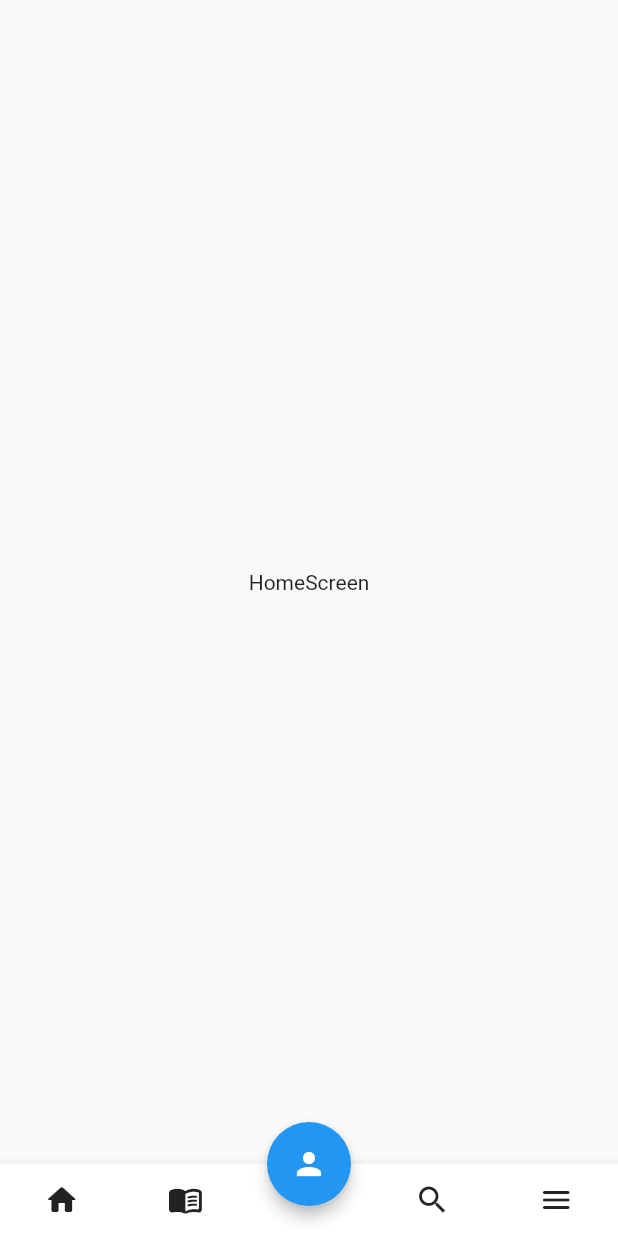
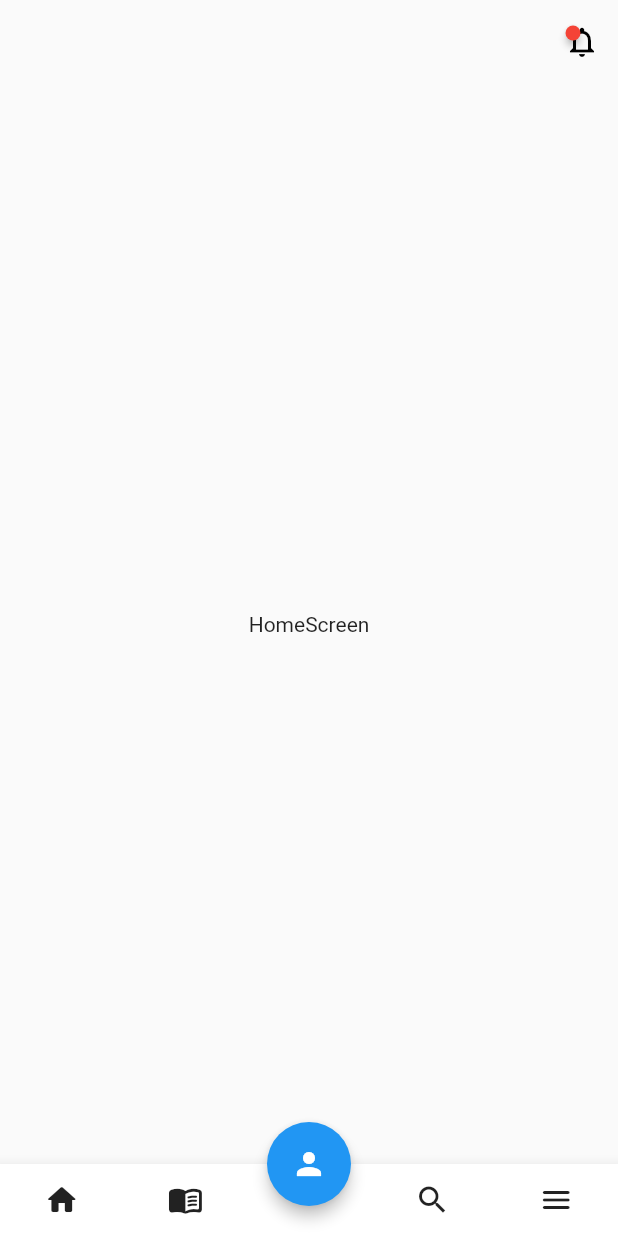
Before and after one commit to shyamexe/blogging_application_task, a Flutter app: the screen it shows after launch, on a phone screen of 412 x 824 dp. Run offline on Flutter 3.47's test engine with Material 2 defaults, Android fonts, the phone set to English and light mode, and no system bars; drawn by our look-alikes of badges; our stand-ins replace bloc, equatable, flutter_bloc, font_awesome_flutter.

Commit message:
added notification icon

```diff
--- a/lib/presentation/screens/home_screen/home_screen.dart
+++ b/lib/presentation/screens/home_screen/home_screen.dart
@@ -21,7 +21,8 @@ class CommonScreen extends StatelessWidget {
   Widget build(BuildContext context) {
     return BlocBuilder<NavigationBarCubit, NavigationBarState>(
       builder: (context, state) {
-        return Scaffold(
+        return SafeArea(
+          child: Scaffold(
             body: pageList[state.pageNumber],
             bottomNavigationBar: BottomAppBar(
               child: Row(
@@ -77,6 +78,7 @@ class CommonScreen extends StatelessWidget {
             ),
             floatingActionButtonLocation:
                 FloatingActionButtonLocation.centerDocked,
+          ),
         );
       },
     );
--- a/lib/presentation/screens/home_screen/widgets/home_widget.dart
+++ /dev/null
@@ -1,10 +0,0 @@
-// Dummy Widget
-
-import 'package:flutter/material.dart';
-
-class HomeWidget extends StatelessWidget {
-  @override
-  Widget build(BuildContext context) {
-    return Container();
-  }
-}
--- a/lib/presentation/screens/home_widget_screen/home_widget_screen.dart
+++ b/lib/presentation/screens/home_widget_screen/home_widget_screen.dart
@@ -1,12 +1,31 @@
+import 'package:badges/badges.dart';
 import 'package:flutter/material.dart';
 
 class HomeWigetScreen extends StatelessWidget {
-  const HomeWigetScreen({ Key? key }) : super(key: key);
+  const HomeWigetScreen({Key? key}) : super(key: key);
 
   @override
   Widget build(BuildContext context) {
     return Scaffold(
-      body: Center(child: Text('HomeScreen')),
+      appBar: AppBar(
+        backgroundColor: Colors.transparent,
+        elevation: 0,
+        actions: [
+          IconButton(
+              onPressed: () {},
+              icon: Badge(
+                borderRadius: BorderRadius.circular(1),
+                position: BadgePosition(start: 1,top: 1),
+                child: Icon(
+                  Icons.notifications_outlined,
+                  color: Colors.black,
+                ),
+              ))
+        ],
+      ),
+      body: Center(
+        child: Text('HomeScreen'),
+      ),
     );
   }
 }
--- a/pubspec.yaml
+++ b/pubspec.yaml
@@ -33,6 +33,7 @@ dependencies:
     sdk: flutter
   flutter_bloc: ^8.0.1
   font_awesome_flutter: ^10.1.0
+  badges: ^2.0.2
 
 dev_dependencies:
 
```
Also changed, not shown: pubspec.lock. Lines whose indentation alone changed are shown as unchanged.
